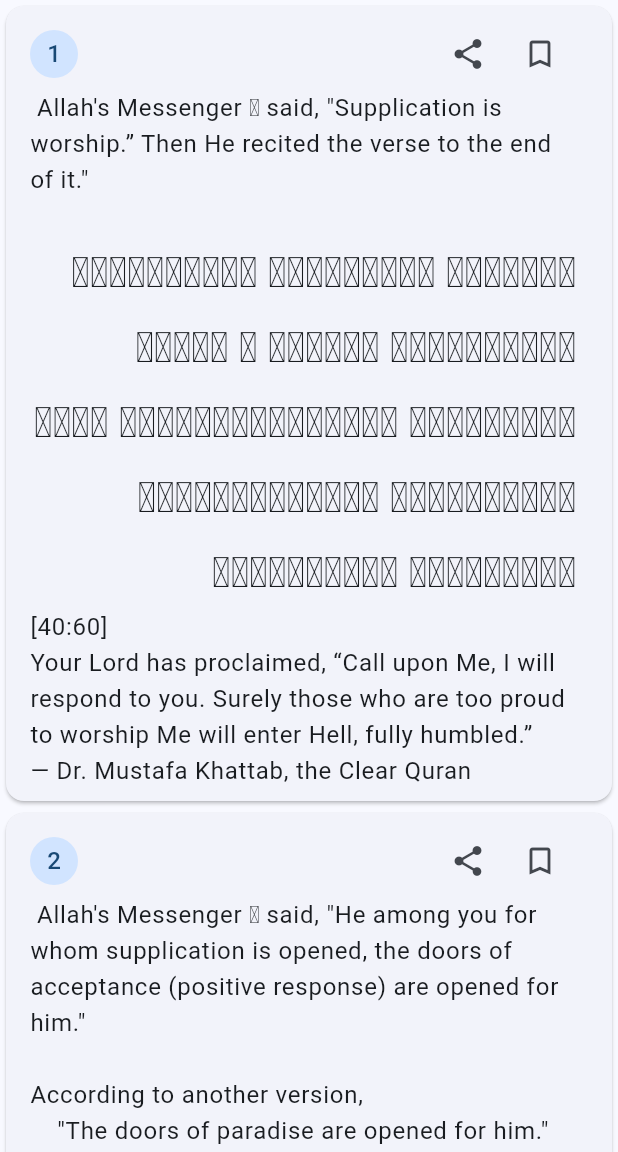
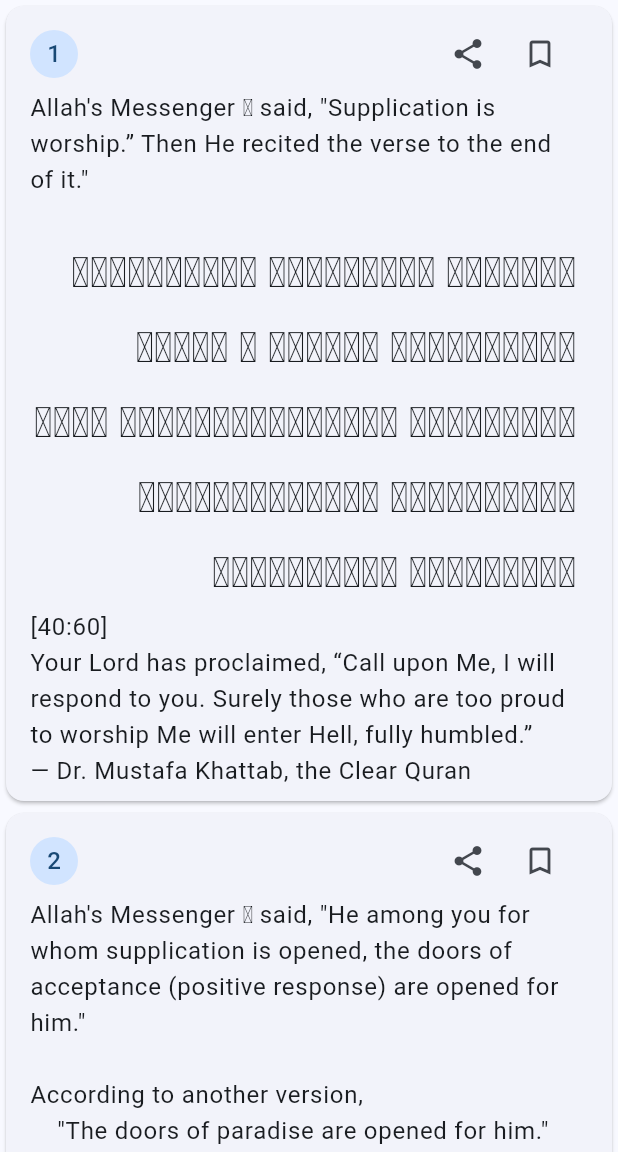
Before and after one commit to Waqar144/hisnehaseen, a Flutter app: the screen it shows after launch, after a tap on "Virtues Of Supplication", on a phone screen of 412 x 824 dp, the part 84-1236 px from its top. Run offline on Flutter 3.47's test engine with Material 3 defaults, Android fonts, the phone set to English and light mode, and no system bars; our stand-ins replace share_plus; Roboto replaces fonts that are missing (IndoPak).

Commit message:
Remove extra newline after arabic

```diff
--- a/lib/dua.dart
+++ b/lib/dua.dart
@@ -40,7 +40,10 @@ class Dua {
 
     if (num != null && int.tryParse(num) != null) {
       lines.removeAt(0);
-      body.add(firstLine.substring(s + 1));
+      final l = firstLine.substring(s + 1).trim();
+      if (l.isNotEmpty) {
+        body.add(l);
+      }
     } else {
       num = null;
     }
```
